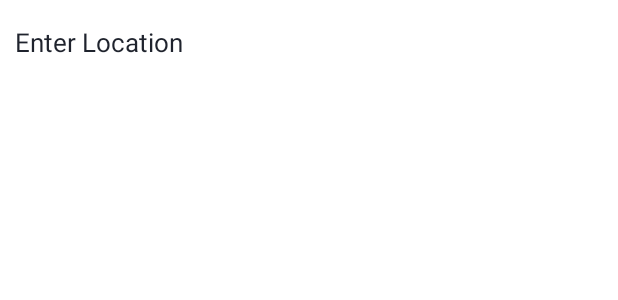
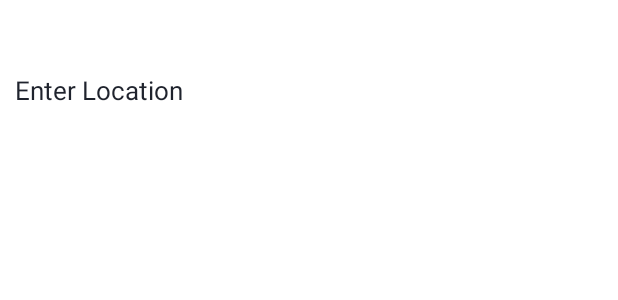
Before and after one commit to pasandi1998/tour_guide, an Android app: the layout activity_view__places.xml on its own in the app's theme, with its tools: preview values and no code run, on a phone screen of 412 x 824 dp. Shown: the top 300 px of the screen. Run offline under Robolectric (Android 15) with nearby library versions, the phone set to English and light mode, and no system bars.

Commit message:
View places optimize

```diff
--- a/app/src/main/java/com/example/wikings/Shehani/ManagerUserInterface.java
+++ b/app/src/main/java/com/example/wikings/Shehani/ManagerUserInterface.java
@@ -7,6 +7,7 @@ import androidx.drawerlayout.widget.DrawerLayout;
 import androidx.recyclerview.widget.LinearLayoutManager;
 import androidx.recyclerview.widget.RecyclerView;
 
+import android.annotation.SuppressLint;
 import android.content.Intent;
 import android.os.Bundle;
 import android.text.Editable;
@@ -109,6 +110,7 @@ public class ManagerUserInterface extends AppCompatActivity {
 
         options=new FirebaseRecyclerOptions.Builder<Hotel>().setQuery(query, Hotel.class).build();
         adapter=new FirebaseRecyclerAdapter<Hotel, MyViewHolder>(options) {
+            @SuppressLint("RecyclerView")
             @Override
             protected void onBindViewHolder(@NonNull MyViewHolder holder,int position, @NonNull Hotel model) {
                 holder.textViewPlace.setText(model.getName());
--- a/app/src/main/res/layout/activity_view__places.xml
+++ b/app/src/main/res/layout/activity_view__places.xml
@@ -4,13 +4,15 @@
     xmlns:tools="http://schemas.android.com/tools"
     android:layout_width="match_parent"
     android:layout_height="match_parent"
-    tools:context=".View_Places">
+    tools:context="com.example.wikings.gdgdhdh.View_Places">
+
     <EditText
         android:id="@+id/txtdata"
         android:layout_width="match_parent"
         android:layout_height="?actionBarSize"
+        android:layout_marginTop="32dp"
         android:background="@drawable/rounded_corner"
-        android:hint="Enter Location"
+        android:hint="@string/text_enter_location"
         android:paddingStart="10dp"
         android:paddingLeft="10dp"
         android:textColor="#1f232d"
@@ -18,14 +20,13 @@
         android:textSize="17sp"
         app:layout_constraintEnd_toEndOf="parent"
         app:layout_constraintStart_toStartOf="parent"
-        tools:layout_editor_absoluteY="65dp" />
+        app:layout_constraintTop_toTopOf="parent" />
 
     <androidx.recyclerview.widget.RecyclerView
         android:id="@+id/recyclerView"
-        android:layout_width="422dp"
-        android:layout_height="503dp"
-        android:layout_marginTop="103dp"
-        android:layout_marginBottom="4dp"
+        android:layout_width="0dp"
+        android:layout_height="0dp"
+        android:layout_marginTop="32dp"
         app:layout_constraintBottom_toBottomOf="parent"
         app:layout_constraintEnd_toEndOf="parent"
         app:layout_constraintStart_toStartOf="parent"
--- a/app/src/main/res/values/strings.xml
+++ b/app/src/main/res/values/strings.xml
@@ -39,6 +39,7 @@
     <string name="update_button">Update</string>
     <string name="textUploadPlantimage">Upload Image</string>
     <string name="cus_home_banner">Welcome Plants</string>
+    <string name="text_enter_location">Enter Location</string>
     <string-array name="typebar">
         <item>Select Province</item>
         <item>UVA</item>
```
